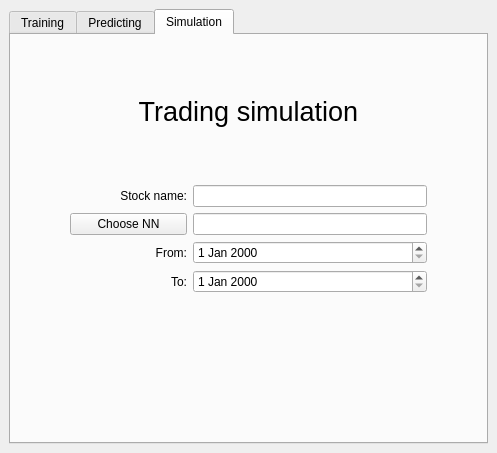
Qt form gui/stocker.ui (Xevi8X/WSI_2023) before a commit.
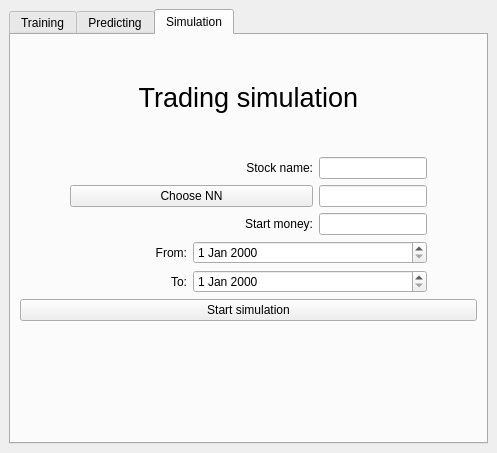
The same form after that commit. The open tabs and pages were chosen to show the change.

```diff
--- a/gui/stocker.ui
+++ b/gui/stocker.ui
@@ -340,23 +340,13 @@
          </widget>
         </item>
         <item>
-         <layout class="QGridLayout" name="gridLayout_2" columnstretch="1,2">
+         <layout class="QGridLayout" name="gridLayout_2" columnstretch="1,0">
           <property name="leftMargin">
            <number>50</number>
           </property>
           <property name="rightMargin">
            <number>50</number>
           </property>
-          <item row="0" column="0">
-           <widget class="QLabel" name="label_4">
-            <property name="text">
-             <string>Stock name:</string>
-            </property>
-            <property name="alignment">
-             <set>Qt::AlignRight|Qt::AlignTrailing|Qt::AlignVCenter</set>
-            </property>
-           </widget>
-          </item>
           <item row="1" column="0">
            <widget class="QPushButton" name="simulationChooseNNButton">
             <property name="text">
@@ -364,12 +354,35 @@
             </property>
            </widget>
           </item>
-          <item row="1" column="1">
-           <widget class="QLineEdit" name="simulationChosenNNLineEdit"/>
+          <item row="2" column="0">
+           <widget class="QLabel" name="label_5">
+            <property name="text">
+             <string>Start money:</string>
+            </property>
+            <property name="alignment">
+             <set>Qt::AlignRight|Qt::AlignTrailing|Qt::AlignVCenter</set>
+            </property>
+           </widget>
+          </item>
+          <item row="0" column="0">
+           <widget class="QLabel" name="label_4">
+            <property name="text">
+             <string>Stock name:</string>
+            </property>
+            <property name="alignment">
+             <set>Qt::AlignRight|Qt::AlignTrailing|Qt::AlignVCenter</set>
+            </property>
+           </widget>
           </item>
           <item row="0" column="1">
            <widget class="QLineEdit" name="simulationStockNameLineEdit"/>
           </item>
+          <item row="1" column="1">
+           <widget class="QLineEdit" name="simulationChosenNNLineEdit"/>
+          </item>
+          <item row="2" column="1">
+           <widget class="QLineEdit" name="simulationStartMoneyLineEdit"/>
+          </item>
          </layout>
         </item>
         <item>
@@ -422,6 +435,13 @@
           </item>
          </layout>
         </item>
+        <item>
+         <widget class="QPushButton" name="startSimulationButton">
+          <property name="text">
+           <string>Start simulation</string>
+          </property>
+         </widget>
+        </item>
         <item>
          <widget class="QWidget" name="simulationWidget" native="true"/>
         </item>
```
Left out of the diff: 18 changed lines with no effect on the pictures.
